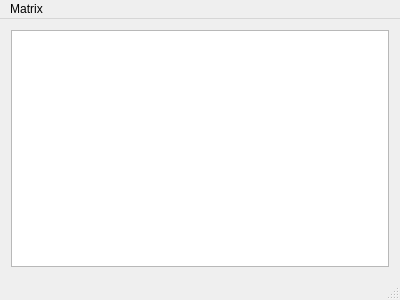
Qt form src/mainwindow.ui (Ralith/nachat) before a commit.
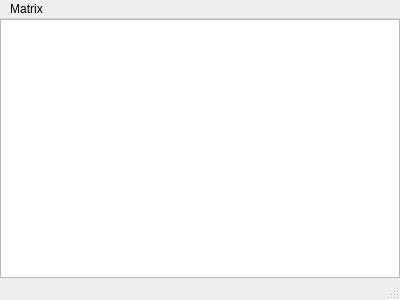
The same form after that commit. Icons and pictures are not drawn.

Commit message: Compact layouts

```diff
--- a/src/mainwindow.ui
+++ b/src/mainwindow.ui
@@ -15,6 +15,18 @@
   </property>
   <widget class="QWidget" name="centralWidget">
    <layout class="QVBoxLayout" name="verticalLayout">
+    <property name="leftMargin">
+     <number>0</number>
+    </property>
+    <property name="topMargin">
+     <number>0</number>
+    </property>
+    <property name="rightMargin">
+     <number>0</number>
+    </property>
+    <property name="bottomMargin">
+     <number>0</number>
+    </property>
     <item>
      <widget class="QListWidget" name="room_list">
       <property name="verticalScrollMode">
```
The commit also changes 7 other files.
